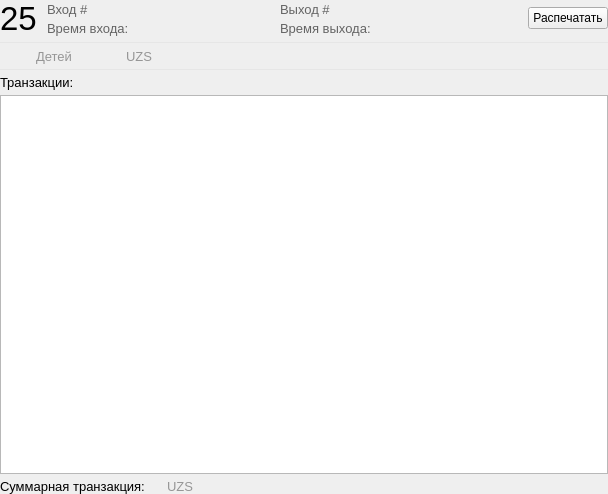
Qt form Client/delegates/TransactionsFrame.ui (Baxulio/Attraction) before a commit.
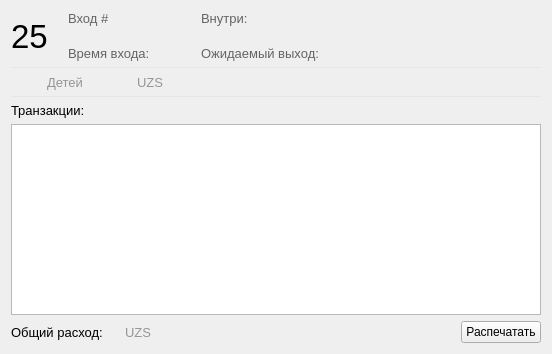
The same form after that commit. Icons and pictures are not drawn.

```diff
--- a/Client/delegates/TransactionsFrame.ui
+++ b/Client/delegates/TransactionsFrame.ui
@@ -6,33 +6,18 @@
    <rect>
     <x>0</x>
     <y>0</y>
-    <width>608</width>
-    <height>494</height>
+    <width>552</width>
+    <height>354</height>
    </rect>
   </property>
   <property name="windowTitle">
    <string>Frame</string>
   </property>
   <layout class="QVBoxLayout" name="verticalLayout">
-   <property name="spacing">
-    <number>5</number>
-   </property>
-   <property name="leftMargin">
-    <number>0</number>
-   </property>
-   <property name="topMargin">
-    <number>0</number>
-   </property>
-   <property name="rightMargin">
-    <number>0</number>
-   </property>
-   <property name="bottomMargin">
-    <number>0</number>
-   </property>
    <item>
-    <layout class="QHBoxLayout" name="horizontalLayout_10" stretch="0,1,0">
+    <layout class="QHBoxLayout" name="horizontalLayout_10" stretch="0,1">
      <property name="spacing">
-      <number>10</number>
+      <number>20</number>
      </property>
      <property name="topMargin">
       <number>0</number>
@@ -56,19 +41,8 @@
       </widget>
      </item>
      <item>
-      <layout class="QVBoxLayout" name="verticalLayout_8">
-       <property name="spacing">
-        <number>0</number>
-       </property>
-       <item>
-        <layout class="QHBoxLayout" name="horizontalLayout_18">
-         <property name="spacing">
-          <number>5</number>
-         </property>
-         <property name="topMargin">
-          <number>0</number>
-         </property>
-         <item>
+      <layout class="QGridLayout" name="gridLayout_2" rowstretch="0,0" columnstretch="0,0,0,1">
+       <item row="0" column="0">
           <widget class="QLabel" name="label_11">
            <property name="font">
             <font>
@@ -83,7 +57,7 @@
            </property>
           </widget>
          </item>
-         <item>
+       <item row="0" column="1">
           <widget class="QLabel" name="enter_number_label">
            <property name="sizePolicy">
             <sizepolicy hsizetype="Expanding" vsizetype="Preferred">
@@ -109,29 +83,8 @@
            </property>
           </widget>
          </item>
-         <item>
-          <widget class="QLabel" name="label_12">
-           <property name="font">
-            <font>
-             <pointsize>10</pointsize>
-            </font>
-           </property>
-           <property name="styleSheet">
-            <string notr="true">color: rgb(100, 100, 100);</string>
-           </property>
-           <property name="text">
-            <string>Выход # </string>
-           </property>
-          </widget>
-         </item>
-         <item>
+       <item row="0" column="3">
           <widget class="QLabel" name="exit_number_label">
-           <property name="sizePolicy">
-            <sizepolicy hsizetype="Expanding" vsizetype="Preferred">
-             <horstretch>0</horstretch>
-             <verstretch>0</verstretch>
-            </sizepolicy>
-           </property>
            <property name="font">
             <font>
              <pointsize>10</pointsize>
@@ -150,17 +103,22 @@
            </property>
           </widget>
          </item>
-        </layout>
+       <item row="0" column="2">
+        <widget class="QLabel" name="exit_label">
+         <property name="font">
+          <font>
+           <pointsize>10</pointsize>
+          </font>
+         </property>
+         <property name="styleSheet">
+          <string notr="true">color: rgb(100, 100, 100);</string>
+         </property>
+         <property name="text">
+          <string>Внутри: </string>
+         </property>
+        </widget>
        </item>
-       <item>
-        <layout class="QHBoxLayout" name="horizontalLayout_12">
-         <property name="spacing">
-          <number>5</number>
-         </property>
-         <property name="topMargin">
-          <number>0</number>
-         </property>
-         <item>
+       <item row="1" column="0">
           <widget class="QLabel" name="label_18">
            <property name="font">
             <font>
@@ -175,7 +133,7 @@
            </property>
           </widget>
          </item>
-         <item>
+       <item row="1" column="1">
           <widget class="QLabel" name="enter_time_label">
            <property name="sizePolicy">
             <sizepolicy hsizetype="Expanding" vsizetype="Preferred">
@@ -201,8 +159,8 @@
            </property>
           </widget>
          </item>
-         <item>
-          <widget class="QLabel" name="label_19">
+       <item row="1" column="2">
+        <widget class="QLabel" name="expected_time_label">
            <property name="font">
             <font>
              <pointsize>10</pointsize>
@@ -212,18 +170,12 @@
             <string notr="true">color: rgb(100, 100, 100);</string>
            </property>
            <property name="text">
-            <string>Время выхода: </string>
+          <string>Ожидаемый выход: </string>
            </property>
           </widget>
          </item>
-         <item>
+       <item row="1" column="3">
           <widget class="QLabel" name="exit_time_label">
-           <property name="sizePolicy">
-            <sizepolicy hsizetype="Expanding" vsizetype="Preferred">
-             <horstretch>0</horstretch>
-             <verstretch>0</verstretch>
-            </sizepolicy>
-           </property>
            <property name="font">
             <font>
              <pointsize>10</pointsize>
@@ -243,25 +195,6 @@
           </widget>
          </item>
         </layout>
-       </item>
-      </layout>
-     </item>
-     <item>
-      <widget class="QPushButton" name="print_but">
-       <property name="text">
-        <string>Распечатать</string>
-       </property>
-       <property name="icon">
-        <iconset resource="../clientresources.qrc">
-         <normaloff>:/resources/glyphs/icon_print.png</normaloff>:/resources/glyphs/icon_print.png</iconset>
-       </property>
-       <property name="iconSize">
-        <size>
-         <width>22</width>
-         <height>32</height>
-        </size>
-       </property>
-      </widget>
      </item>
     </layout>
    </item>
@@ -509,7 +442,7 @@
         </font>
        </property>
        <property name="text">
-        <string>Суммарная транзакция: </string>
+        <string>Общий расход: </string>
        </property>
       </widget>
      </item>
@@ -552,6 +485,36 @@
        </property>
       </widget>
      </item>
+     <item>
+      <spacer name="horizontalSpacer">
+       <property name="orientation">
+        <enum>Qt::Horizontal</enum>
+       </property>
+       <property name="sizeHint" stdset="0">
+        <size>
+         <width>40</width>
+         <height>20</height>
+        </size>
+       </property>
+      </spacer>
+     </item>
+     <item>
+      <widget class="QPushButton" name="print_but">
+       <property name="text">
+        <string>Распечатать</string>
+       </property>
+       <property name="icon">
+        <iconset resource="../clientresources.qrc">
+         <normaloff>:/resources/glyphs/icon_print.png</normaloff>:/resources/glyphs/icon_print.png</iconset>
+       </property>
+       <property name="iconSize">
+        <size>
+         <width>22</width>
+         <height>32</height>
+        </size>
+       </property>
+      </widget>
+     </item>
     </layout>
    </item>
   </layout>
```
Lines whose indentation alone changed are shown as unchanged.
